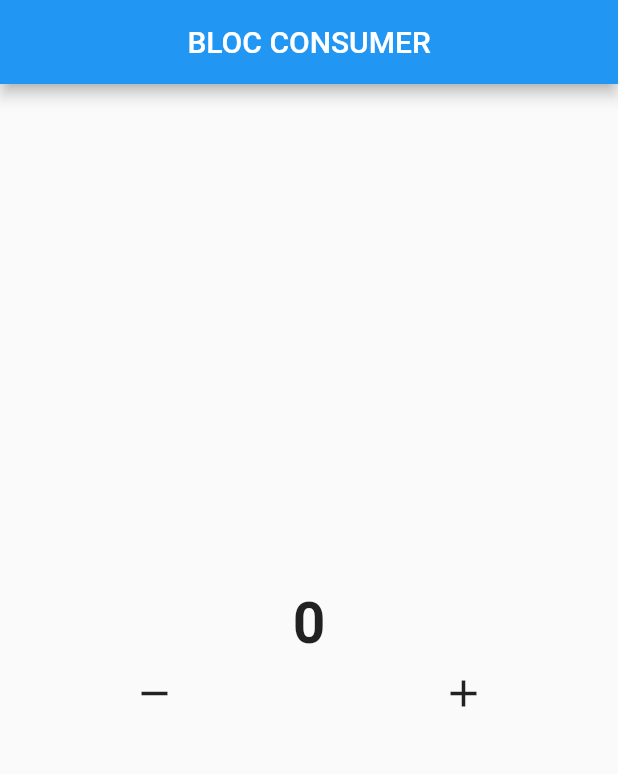
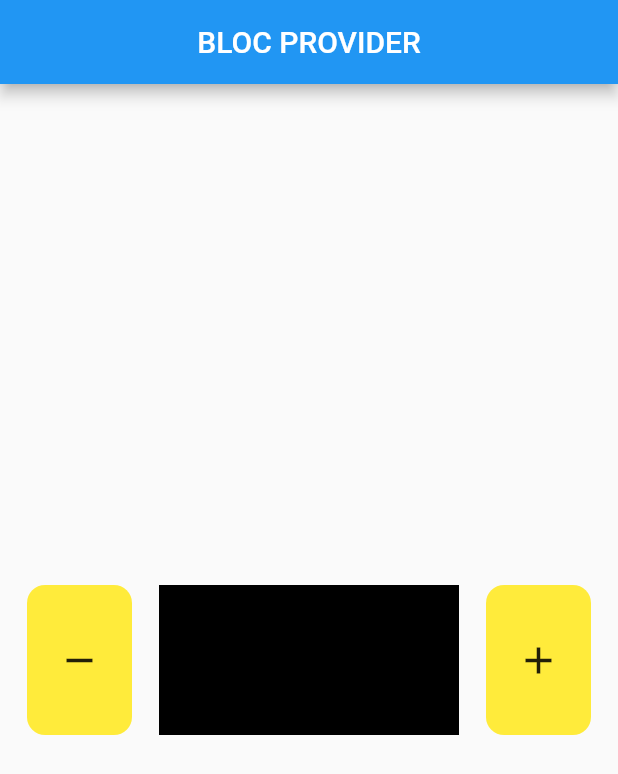
Before and after one commit to Ripat-2345/learn_flutter_bloc, a Flutter app: the screen it shows after launch, on a phone screen of 412 x 824 dp. Shown: the top 774 px of the screen. Run offline on Flutter 3.47's test engine with Material 2 defaults, Android fonts, the phone set to English and light mode, and no system bars; our stand-ins replace bloc, flutter_bloc.

Commit message:
Bloc Provider On Progress

```diff
--- a/lib/main.dart
+++ b/lib/main.dart
@@ -1,5 +1,6 @@
 import 'package:bloc/bloc.dart';
 import 'package:flutter/material.dart';
+import 'package:learn_flutter_bloc/pages/home/home_page2.dart';
 import './pages/home/home_page.dart';
 
 void main() {
@@ -12,7 +13,7 @@ class MyApp extends StatelessWidget {
   @override
   Widget build(BuildContext context) {
     return MaterialApp(
-      home: HomePage(),
+      home: HomePage2(),
     );
   }
 }
--- /dev/null
+++ b/lib/pages/home/home_page2.dart
@@ -0,0 +1,59 @@
+import 'package:flutter/material.dart';
+
+class HomePage2 extends StatelessWidget {
+  const HomePage2({Key? key}) : super(key: key);
+
+  @override
+  Widget build(BuildContext context) {
+    return Scaffold(
+      appBar: AppBar(
+        title: Text("BLOC PROVIDER"),
+        centerTitle: true,
+      ),
+      body: Column(
+        mainAxisAlignment: MainAxisAlignment.center,
+        children: [
+          Row(
+            mainAxisAlignment: MainAxisAlignment.spaceEvenly,
+            children: [
+              Material(
+                color: Colors.yellow,
+                borderRadius: BorderRadius.circular(12),
+                child: InkWell(
+                  child: Container(
+                    width: 70,
+                    height: 100,
+                    child: Icon(
+                      Icons.remove,
+                      size: 30,
+                    ),
+                  ),
+                ),
+              ),
+              Container(
+                width: 200,
+                height: 100,
+                color: Colors.black,
+                child: Text("0"),
+              ),
+              Material(
+                color: Colors.yellow,
+                borderRadius: BorderRadius.circular(12),
+                child: InkWell(
+                  child: Container(
+                    width: 70,
+                    height: 100,
+                    child: Icon(
+                      Icons.add,
+                      size: 30,
+                    ),
+                  ),
+                ),
+              ),
+            ],
+          ),
+        ],
+      ),
+    );
+  }
+}
```
